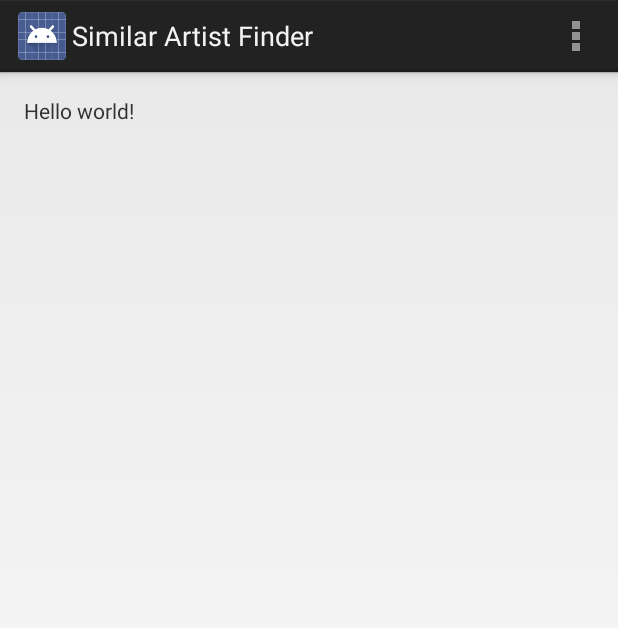
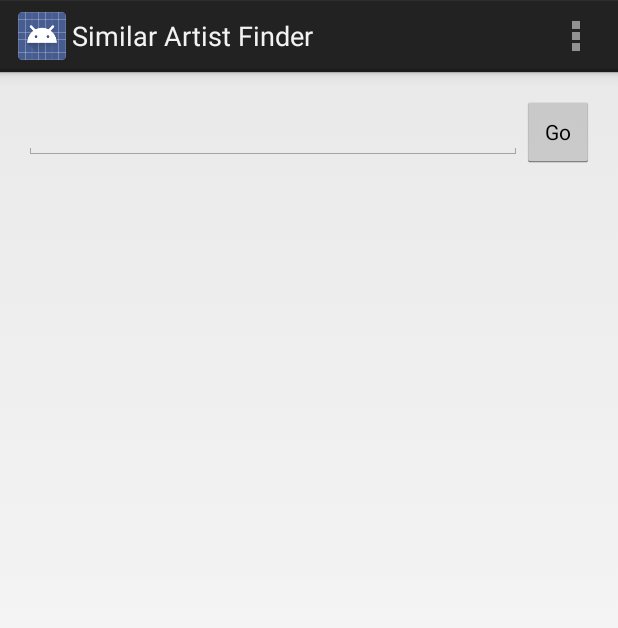
Before and after one commit to rishabh-ink/SimilarArtistFinder, an Android app: the screen it shows after launch (SearchActivity), on a phone screen of 412 x 824 dp. Shown: the top 628 px of the screen. Run offline under Robolectric (Android 15) with nearby library versions, the phone set to English and light mode, and no system bars.

Commit message:
Create layout for the Search activity.

```diff
--- a/app/src/main/res/layout/activity_search.xml
+++ b/app/src/main/res/layout/activity_search.xml
@@ -8,9 +8,24 @@
                 android:paddingBottom="@dimen/activity_vertical_margin"
                 tools:context=".SearchActivity">
 
-  <TextView
-    android:text="@string/hello_world"
-    android:layout_width="wrap_content"
-    android:layout_height="wrap_content"/>
+
+  <LinearLayout android:id="@+id/activity_search_layout"
+    android:orientation="horizontal"
+    android:layout_width="fill_parent"
+    android:layout_height="wrap_content"
+    android:layout_centerHorizontal="true">
+
+    <EditText android:id="@+id/activity_search_input_artist_name"
+      android:layout_width="@dimen/layout_width_auto"
+      android:layout_height="wrap_content"
+      android:layout_weight="1" />
+
+    <Button android:id="@+id/activity_search_action_search"
+      style="?android:attr/buttonStyleSmall"
+      android:layout_width="wrap_content"
+      android:layout_height="wrap_content"
+      android:text="@string/activity_search_action_search" />
+
+  </LinearLayout>
 
 </RelativeLayout>
--- a/app/src/main/res/values/dimens.xml
+++ b/app/src/main/res/values/dimens.xml
@@ -2,4 +2,7 @@
   <!-- Default screen margins, per the Android Design guidelines. -->
   <dimen name="activity_horizontal_margin">16dp</dimen>
   <dimen name="activity_vertical_margin">16dp</dimen>
+
+  <dimen name="layout_width_auto">0dp</dimen>
+
 </resources>
--- a/app/src/main/res/values/strings.xml
+++ b/app/src/main/res/values/strings.xml
@@ -5,4 +5,6 @@
     <string name="hello_world">Hello world!</string>
     <string name="action_settings">Settings</string>
 
+    <string name="activity_search_action_search">Go</string>
+
 </resources>
```
